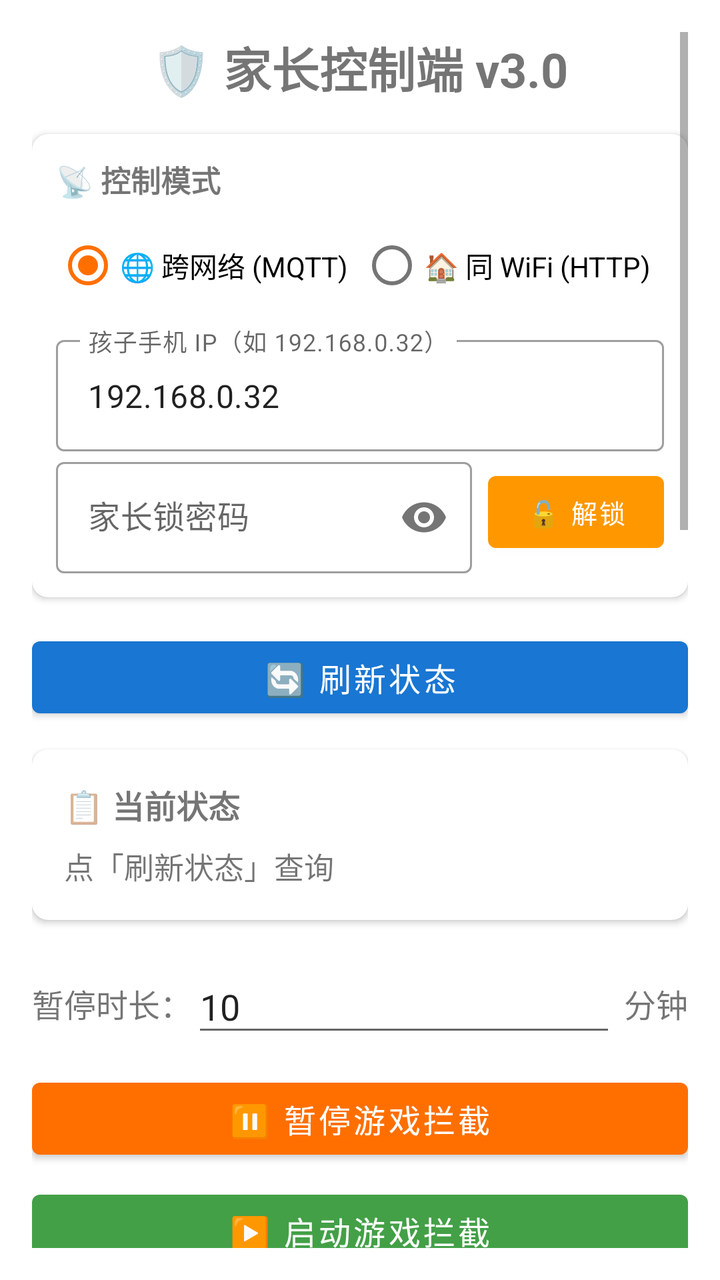
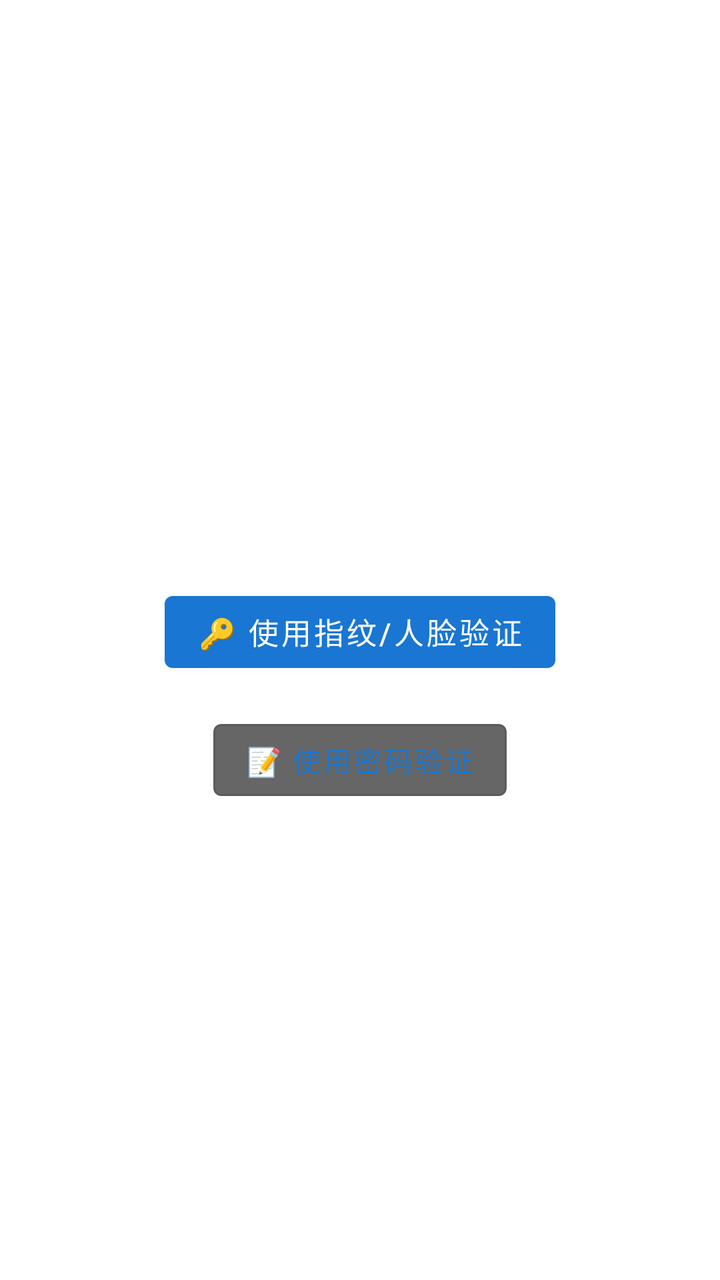

Two renders of the same Android screen: before a commit and after it. Below are the layout's source before the change and the commit's diff.
<!-- AndroidManifest.xml: application theme Theme.ParentController -->
<!-- res/layout/activity_parent.xml -->
<?xml version="1.0" encoding="utf-8"?>
<ScrollView xmlns:android="http://schemas.android.com/apk/res/android"
    xmlns:app="http://schemas.android.com/apk/res-auto"
    android:layout_width="match_parent"
    android:layout_height="match_parent"
    android:padding="16dp">

    <LinearLayout
        android:layout_width="match_parent"
        android:layout_height="wrap_content"
        android:orientation="vertical">

        <TextView
            android:id="@+id/tvAppTitle"
            android:layout_width="wrap_content"
            android:layout_height="wrap_content"
            android:layout_gravity="center"
            android:layout_marginBottom="16dp"
            android:text="🛡️ 家长控制端 v3.0"
            android:textSize="24sp"
            android:textStyle="bold" />

        
        <com.google.android.material.card.MaterialCardView
            android:layout_width="match_parent"
            android:layout_height="wrap_content"
            android:layout_marginBottom="16dp"
            app:cardCornerRadius="8dp"
            app:cardElevation="2dp">

            <LinearLayout
                android:layout_width="match_parent"
                android:layout_height="wrap_content"
                android:orientation="vertical"
                android:padding="12dp">

                <TextView
                    android:layout_width="wrap_content"
                    android:layout_height="wrap_content"
                    android:text="📡 控制模式"
                    android:textStyle="bold"
                    android:textSize="15sp"
                    android:layout_marginBottom="8dp" />

                <RadioGroup
                    android:id="@+id/rgMode"
                    android:layout_width="match_parent"
                    android:layout_height="wrap_content"
                    android:orientation="horizontal"
                    android:layout_marginBottom="8dp">

                    <RadioButton
                        android:id="@+id/rbMqtt"
                        android:layout_width="0dp"
                        android:layout_height="wrap_content"
                        android:layout_weight="1"
                        android:text="🌐 跨网络 (MQTT)"
                        android:textSize="14sp"
                        android:checked="true" />

                    <RadioButton
                        android:id="@+id/rbHttp"
                        android:layout_width="0dp"
                        android:layout_height="wrap_content"
                        android:layout_weight="1"
                        android:text="🏠 同 WiFi (HTTP)"
                        android:textSize="14sp" />
                </RadioGroup>

                
                <LinearLayout
                    android:id="@+id/llMqttInputs"
                    android:layout_width="match_parent"
                    android:layout_height="wrap_content"
                    android:orientation="vertical"
                    android:visibility="gone">

                    <LinearLayout
                        android:layout_width="match_parent"
                        android:layout_height="wrap_content"
                        android:orientation="horizontal"
                        android:gravity="center_vertical">

                        <com.google.android.material.textfield.TextInputLayout
                            style="@style/Widget.MaterialComponents.TextInputLayout.OutlinedBox"
                            android:layout_width="0dp"
                            android:layout_height="wrap_content"
                            android:layout_weight="1"
                            android:hint="孩子手机 DeviceId（如 honor_ARMR023407000870）">

                            <com.google.android.material.textfield.TextInputEditText
                                android:id="@+id/etDeviceId"
                                android:layout_width="match_parent"
                                android:layout_height="wrap_content"
                                android:inputType="text" />
                        </com.google.android.material.textfield.TextInputLayout>

                        <com.google.android.material.button.MaterialButton
                            android:id="@+id/btnUnlockDeviceId"
                            android:layout_width="wrap_content"
                            android:layout_height="wrap_content"
                            android:layout_marginStart="8dp"
                            android:text="🔓 解锁"
                            android:textSize="13sp"
                            app:backgroundTint="#FF9800" />
                    </LinearLayout>

                    <TextView
                        android:id="@+id/tvOnlineStatus"
                        android:layout_width="match_parent"
                        android:layout_height="wrap_content"
                        android:text="🔄 MQTT 连接中..."
                        android:textSize="13sp"
                        android:textColor="#666666"
                        android:layout_marginTop="4dp"
                        android:layout_marginBottom="4dp" />
                </LinearLayout>

                
                <LinearLayout
                    android:id="@+id/llHttpInputs"
                    android:layout_width="match_parent"
                    android:layout_height="wrap_content"
                    android:orientation="vertical">

                    <com.google.android.material.textfield.TextInputLayout
                        style="@style/Widget.MaterialComponents.TextInputLayout.OutlinedBox"
                        android:layout_width="match_parent"
                        android:layout_height="wrap_content"
                        android:hint="孩子手机 IP（如 192.168.0.32）">

                        <com.google.android.material.textfield.TextInputEditText
                            android:id="@+id/etIp"
                            android:layout_width="match_parent"
                            android:layout_height="wrap_content"
                            android:inputType="text"
                            android:text="192.168.0.32" />
                    </com.google.android.material.textfield.TextInputLayout>
                </LinearLayout>

                <LinearLayout
                    android:layout_width="match_parent"
                    android:layout_height="wrap_content"
                    android:orientation="horizontal"
                    android:gravity="center_vertical">

                    <com.google.android.material.textfield.TextInputLayout
                        style="@style/Widget.MaterialComponents.TextInputLayout.OutlinedBox"
                        android:layout_width="0dp"
                        android:layout_height="wrap_content"
                        android:layout_weight="1"
                        android:hint="家长锁密码"
                        app:passwordToggleEnabled="true">

                        <com.google.android.material.textfield.TextInputEditText
                            android:id="@+id/etPwd"
                            android:layout_width="match_parent"
                            android:layout_height="wrap_content"
                            android:inputType="textPassword" />
                    </com.google.android.material.textfield.TextInputLayout>

                    <com.google.android.material.button.MaterialButton
                        android:id="@+id/btnUnlockPwd"
                        android:layout_width="wrap_content"
                        android:layout_height="wrap_content"
                        android:layout_marginStart="8dp"
                        android:text="🔓 解锁"
                        android:textSize="13sp"
                        app:backgroundTint="#FF9800" />
                </LinearLayout>

                <TextView
                    android:id="@+id/tvMqttDebug"
                    android:layout_width="match_parent"
                    android:layout_height="wrap_content"
                    android:text="⏳ 等待 MQTT 连接..."
                    android:textSize="12sp"
                    android:textColor="#888888"
                    android:visibility="gone" />
            </LinearLayout>
        </com.google.android.material.card.MaterialCardView>

        <com.google.android.material.button.MaterialButton
            android:id="@+id/btnStatus"
            android:layout_width="match_parent"
            android:layout_height="wrap_content"
            android:layout_marginBottom="12dp"
            android:text="🔄 刷新状态"
            android:textSize="16sp"
            app:backgroundTint="#1976D2" />

        <com.google.android.material.card.MaterialCardView
            android:layout_width="match_parent"
            android:layout_height="wrap_content"
            android:layout_marginBottom="20dp"
            app:cardCornerRadius="8dp"
            app:cardElevation="2dp">

            <LinearLayout
                android:layout_width="match_parent"
                android:layout_height="wrap_content"
                android:orientation="vertical"
                android:padding="16dp">

                <TextView
                    android:layout_width="wrap_content"
                    android:layout_height="wrap_content"
                    android:text="📋 当前状态"
                    android:textStyle="bold"
                    android:textSize="16sp"
                    android:layout_marginBottom="8dp" />

                <TextView
                    android:id="@+id/tvStatus"
                    android:layout_width="match_parent"
                    android:layout_height="wrap_content"
                    android:text="点「刷新状态」查询"
                    android:textSize="15sp"
                    android:lineSpacingExtra="4dp" />
            </LinearLayout>
        </com.google.android.material.card.MaterialCardView>

        <LinearLayout
            android:layout_width="match_parent"
            android:layout_height="wrap_content"
            android:orientation="horizontal"
            android:layout_marginBottom="12dp">

            <TextView
                android:layout_width="wrap_content"
                android:layout_height="wrap_content"
                android:text="暂停时长："
                android:textSize="16sp"
                android:layout_gravity="center_vertical" />

            <EditText
                android:id="@+id/etMinutes"
                android:layout_width="0dp"
                android:layout_height="wrap_content"
                android:layout_weight="1"
                android:inputType="number"
                android:text="10"
                android:hint="分钟" />

            <TextView
                android:layout_width="wrap_content"
                android:layout_height="wrap_content"
                android:text=" 分钟"
                android:textSize="16sp"
                android:layout_gravity="center_vertical" />
        </LinearLayout>

        <com.google.android.material.button.MaterialButton
            android:id="@+id/btnPause"
            android:layout_width="match_parent"
            android:layout_height="wrap_content"
            android:layout_marginBottom="8dp"
            android:text="⏸️ 暂停游戏拦截"
            android:textSize="16sp"
            app:backgroundTint="#FF6F00" />

        <com.google.android.material.button.MaterialButton
            android:id="@+id/btnResume"
            android:layout_width="match_parent"
            android:layout_height="wrap_content"
            android:layout_marginBottom="8dp"
            android:text="▶️ 启动游戏拦截"
            android:textSize="16sp"
            app:backgroundTint="#43A047" />

        <View
            android:layout_width="match_parent"
            android:layout_height="1dp"
            android:layout_marginTop="8dp"
            android:layout_marginBottom="12dp"
            android:background="#E0E0E0" />

        <TextView
            android:layout_width="wrap_content"
            android:layout_height="wrap_content"
            android:text="📦 安装管控"
            android:textStyle="bold"
            android:textSize="16sp"
            android:layout_marginBottom="8dp" />

        <com.google.android.material.button.MaterialButton
            android:id="@+id/btnBlockInstall"
            android:layout_width="match_parent"
            android:layout_height="wrap_content"
            android:layout_marginBottom="8dp"
            android:text="🚫 禁止安装 APP/游戏"
            android:textSize="16sp"
            app:backgroundTint="#D32F2F" />

        <com.google.android.material.button.MaterialButton
            android:id="@+id/btnAllowInstall"
            android:layout_width="match_parent"
            android:layout_height="wrap_content"
            android:layout_marginBottom="8dp"
            android:text="✅ 允许安装 APP/游戏"
            android:textSize="16sp"
            app:backgroundTint="#43A047" />

        <View
            android:layout_width="match_parent"
            android:layout_height="1dp"
            android:layout_marginTop="8dp"
            android:layout_marginBottom="12dp"
            android:background="#E0E0E0" />

        <TextView
            android:layout_width="wrap_content"
            android:layout_height="wrap_content"
            android:text="🔒 远程锁屏"
            android:textStyle="bold"
            android:textSize="16sp"
            android:layout_marginBottom="8dp" />

        <LinearLayout
            android:layout_width="match_parent"
            android:layout_height="wrap_content"
            android:orientation="horizontal"
            android:layout_marginBottom="8dp">

            <TextView
                android:layout_width="wrap_content"
                android:layout_height="wrap_content"
                android:text="锁定时长："
                android:textSize="16sp"
                android:layout_gravity="center_vertical" />

            <EditText
                android:id="@+id/etLockMinutes"
                android:layout_width="0dp"
                android:layout_height="wrap_content"
                android:layout_weight="1"
                android:inputType="number"
                android:text="30"
                android:hint="分钟" />

            <TextView
                android:layout_width="wrap_content"
                android:layout_height="wrap_content"
                android:text=" 分钟（到时自动解）"
                android:textSize="15sp"
                android:layout_gravity="center_vertical" />
        </LinearLayout>

        <LinearLayout
            android:layout_width="match_parent"
            android:layout_height="wrap_content"
            android:orientation="horizontal"
            android:layout_marginBottom="4dp">

            <com.google.android.material.button.MaterialButton
                android:id="@+id/btnLockFor"
                android:layout_width="0dp"
                android:layout_height="wrap_content"
                android:layout_weight="1"
                android:layout_marginEnd="4dp"
                android:text="⏱ 定时锁定 N 分钟"
                android:textSize="14sp"
                app:backgroundTint="#E65100" />

            <com.google.android.material.button.MaterialButton
                android:id="@+id/btnLockNow"
                android:layout_width="0dp"
                android:layout_height="wrap_content"
                android:layout_weight="1"
                android:layout_marginStart="4dp"
                android:text="🔒 永久锁屏"
                android:textSize="14sp"
                app:backgroundTint="#6A1B9A" />
        </LinearLayout>

        <com.google.android.material.button.MaterialButton
            android:id="@+id/btnUnlock"
            android:layout_width="match_parent"
            android:layout_height="wrap_content"
            android:layout_marginBottom="8dp"
            android:text="🔓 解除强制锁屏"
            android:textSize="15sp"
            app:backgroundTint="#1976D2" />

        <View
            android:layout_width="match_parent"
            android:layout_height="1dp"
            android:layout_marginTop="16dp"
            android:layout_marginBottom="12dp"
            android:background="#E0E0E0" />

        <TextView
            android:layout_width="wrap_content"
            android:layout_height="wrap_content"
            android:text="📱 APP 管理（远程隐藏/显示）"
            android:textStyle="bold"
            android:textSize="16sp"
            android:layout_marginBottom="8dp" />

        <com.google.android.material.button.MaterialButton
            android:id="@+id/btnAppHistory"
            android:layout_width="match_parent"
            android:layout_height="wrap_content"
            android:layout_marginBottom="8dp"
            android:text="� 查看孩子APP使用动态"
            android:textSize="15sp"
            app:backgroundTint="#EF6C00" />

        <com.google.android.material.button.MaterialButton
            android:id="@+id/btnListApps"
            android:layout_width="match_parent"
            android:layout_height="wrap_content"
            android:layout_marginBottom="8dp"
            android:text="🔍 扫描孩子手机 APP 列表"
            android:textSize="15sp"
            app:backgroundTint="#43A047" />

        
        <LinearLayout
            android:id="@+id/llAppList"
            android:layout_width="match_parent"
            android:layout_height="wrap_content"
            android:orientation="vertical"
            android:layout_marginBottom="8dp" />

        <TextView
            android:id="@+id/tvAppListHint"
            android:layout_width="match_parent"
            android:layout_height="wrap_content"
            android:text="点上面按钮扫描 APP 列表"
            android:textSize="13sp"
            android:textColor="#888888"
            android:layout_marginBottom="8dp" />

        
        <View
            android:layout_width="match_parent"
            android:layout_height="1dp"
            android:layout_marginTop="16dp"
            android:layout_marginBottom="12dp"
            android:background="#E0E0E0" />

        <TextView
            android:layout_width="wrap_content"
            android:layout_height="wrap_content"
            android:text="🔧 系统更新"
            android:textStyle="bold"
            android:textSize="16sp"
            android:layout_marginBottom="8dp" />

        <com.google.android.material.button.MaterialButton
            android:id="@+id/btnPushChildUpdate"
            android:layout_width="match_parent"
            android:layout_height="wrap_content"
            android:layout_marginBottom="4dp"
            android:text="📡 推送孩子端更新"
            android:textSize="15sp"
            app:backgroundTint="#1976D2" />

        <TextView
            android:id="@+id/tvChildVersion"
            android:layout_width="match_parent"
            android:layout_height="wrap_content"
            android:text="孩子端版本：未知（未连接）"
            android:textSize="12sp"
            android:textColor="#666666"
            android:gravity="center"
            android:layout_marginBottom="8dp" />

        <TextView
            android:layout_width="match_parent"
            android:layout_height="wrap_content"
            android:text="💡 点一下 → 孩子端后台静默下载 + 通知触发安装"
            android:textSize="12sp"
            android:textColor="#888888"
            android:layout_marginBottom="8dp" />

        <TextView
            android:layout_width="match_parent"
            android:layout_height="wrap_content"
            android:layout_marginTop="20dp"
            android:text="💡 v3.0 使用说明：\n【跨网络 MQTT】两端只需有任何网络（WiFi/4G/5G），输入孩子手机 DeviceId 即可\n【同 WiFi HTTP】两端在同一局域网，输入孩子手机 IP（孩子端 App 标题栏可查看）\n孩子端 DeviceId 格式：honor_{手机序列号}，在孩子端 App 标题栏可查看"
            android:textSize="13sp"
            android:lineSpacingExtra="3dp"
            android:textColor="#666666" />

    </LinearLayout>
</ScrollView>
<!-- resources referenced by this layout -->
<resources>
  <style name="Theme.ParentController" parent="Theme.MaterialComponents.Light.DarkActionBar">
          <item name="colorPrimary">#1976D2</item>
          <item name="colorPrimaryVariant">#0D47A1</item>
          <item name="colorOnPrimary">#FFFFFF</item>
          <item name="colorSecondary">#FF6F00</item>
          <item name="colorOnSecondary">#FFFFFF</item>
      </style>
</resources>

<!-- the commit's change to res/layout/activity_parent.xml (unified diff, before → after) -->
@@ -1,9 +1,13 @@
 <?xml version="1.0" encoding="utf-8"?>
-<ScrollView xmlns:android="http://schemas.android.com/apk/res/android"
+<FrameLayout xmlns:android="http://schemas.android.com/apk/res/android"
     xmlns:app="http://schemas.android.com/apk/res-auto"
     android:layout_width="match_parent"
-    android:layout_height="match_parent"
-    android:padding="16dp">
+    android:layout_height="match_parent">
+
+    <ScrollView
+        android:layout_width="match_parent"
+        android:layout_height="match_parent"
+        android:padding="16dp">
 
     <LinearLayout
         android:layout_width="match_parent"
@@ -485,4 +489,55 @@
             android:textColor="#666666" />
 
     </LinearLayout>
-</ScrollView>
+    </ScrollView>
+
+    
+    <LinearLayout
+        android:id="@+id/lockOverlay"
+        android:layout_width="match_parent"
+        android:layout_height="match_parent"
+        android:orientation="vertical"
+        android:gravity="center"
+        android:padding="32dp"
+        android:background="#FFFFFFFF"
+        android:visibility="visible">
+
+        <TextView
+            android:text="🛡️"
+            android:textSize="64sp"
+            android:layout_marginBottom="16dp" />
+
+        <TextView
+            android:text="家长控制端"
+            android:textSize="22sp"
+            android:textStyle="bold"
+            android:textColor="#1976D2"
+            android:layout_marginBottom="8dp" />
+
+        <TextView
+            android:text="请验证身份以继续"
+            android:textSize="14sp"
+            android:textColor="#666666"
+            android:layout_marginBottom="32dp" />
+
+        <com.google.android.material.button.MaterialButton
+            android:id="@+id/btnBiometricAuth"
+            android:layout_width="wrap_content"
+            android:layout_height="wrap_content"
+            android:text="🔑 使用指纹/人脸验证"
+            android:textSize="15sp"
+            app:backgroundTint="#1976D2"
+            android:layout_marginBottom="16dp" />
+
+        <com.google.android.material.button.MaterialButton
+            android:id="@+id/btnPasswordAuth"
+            android:layout_width="wrap_content"
+            android:layout_height="wrap_content"
+            android:text="📝 使用密码验证"
+            android:textSize="14sp"
+            style="?attr/materialButtonOutlinedStyle"
+            app:backgroundTint="#666666" />
+
+    </LinearLayout>
+
+</FrameLayout>
